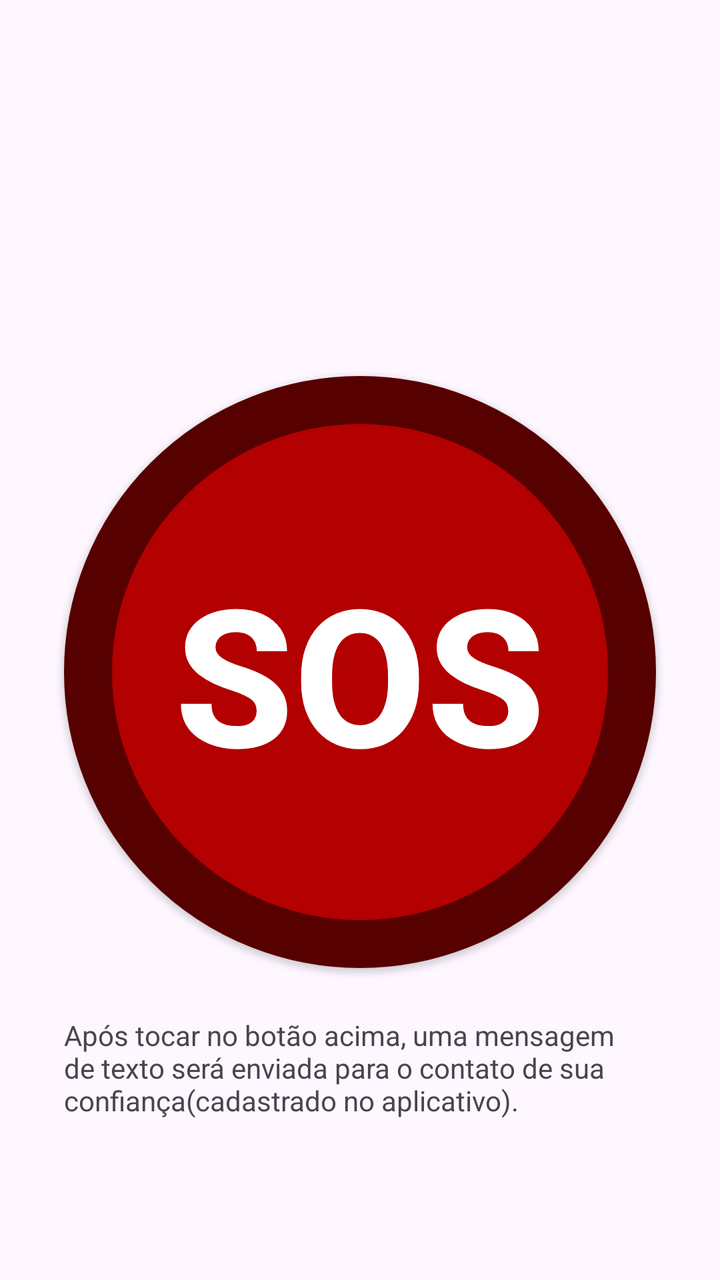
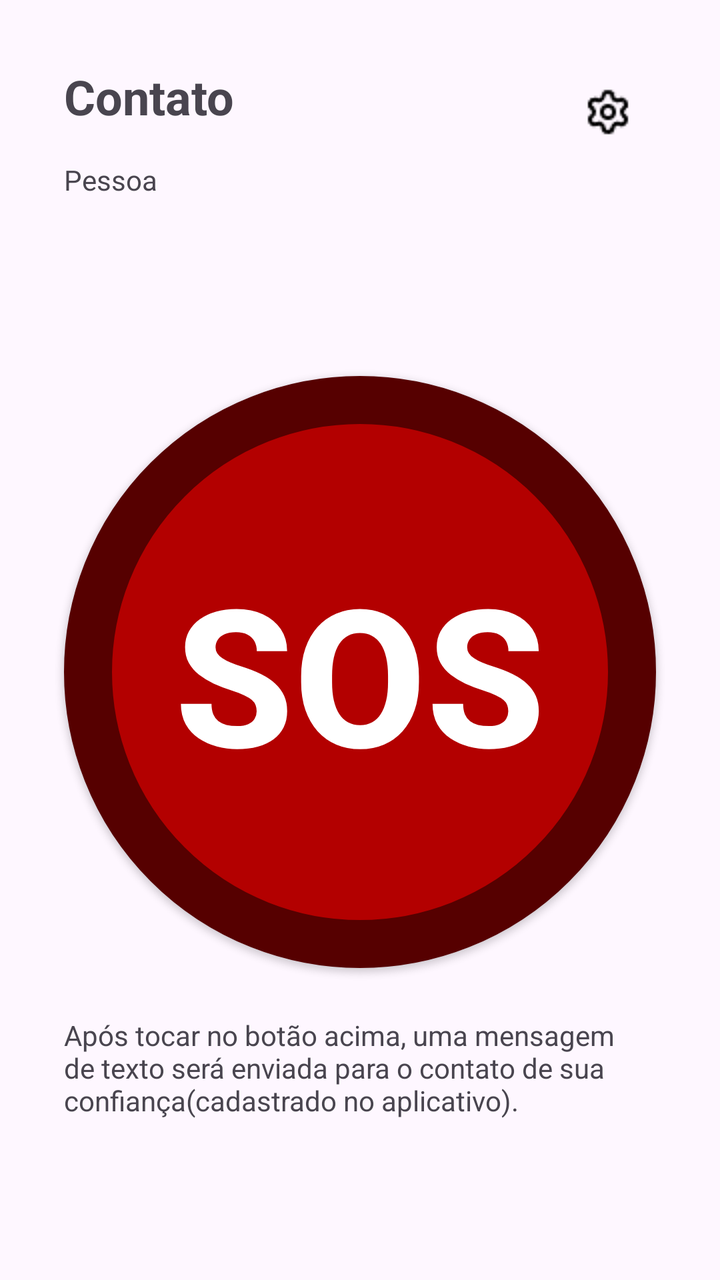

Screens rendered from an Android XML layout before and after an edit, with the pre-edit source and the edit as a unified diff.
<!-- AndroidManifest.xml: application theme Theme.GeoSOS -->
<!-- res/layout/activity_main.xml -->
<?xml version="1.0" encoding="utf-8"?>
<androidx.constraintlayout.widget.ConstraintLayout xmlns:android="http://schemas.android.com/apk/res/android"
    xmlns:app="http://schemas.android.com/apk/res-auto"
    xmlns:tools="http://schemas.android.com/tools"
    android:id="@+id/main"
    android:layout_width="match_parent"
    android:layout_height="match_parent"
    tools:context=".MainActivity">

    <androidx.appcompat.widget.AppCompatButton
        android:id="@+id/button"
        android:layout_width="0dp"
        android:layout_height="0dp"
        android:layout_marginStart="32dp"
        android:layout_marginTop="32dp"
        android:layout_marginEnd="32dp"
        android:background="@drawable/circle_button"
        android:text="SOS"
        android:textColor="@color/white"
        android:textSize="96sp"
        android:textStyle="bold"
        app:layout_constraintBottom_toBottomOf="parent"
        app:layout_constraintDimensionRatio="1:1"
        app:layout_constraintEnd_toEndOf="parent"
        app:layout_constraintStart_toStartOf="parent"
        app:layout_constraintTop_toTopOf="parent" />

    <TextView
        android:id="@+id/textView"
        android:layout_width="0dp"
        android:layout_height="wrap_content"
        android:layout_marginStart="32dp"
        android:layout_marginTop="24dp"
        android:layout_marginEnd="32dp"
        android:text="@string/hint_main"
        android:textAlignment="center"
        app:layout_constraintEnd_toEndOf="parent"
        app:layout_constraintStart_toStartOf="parent"
        app:layout_constraintTop_toBottomOf="@+id/button" />
</androidx.constraintlayout.widget.ConstraintLayout>
<!-- resources referenced by this layout -->
<resources>
  <color name="white">#FFFFFFFF</color>
  <!-- drawable circle_button (drawable) -->
  <?xml version="1.0" encoding="utf-8"?>
  <selector xmlns:android="http://schemas.android.com/apk/res/android">
      <item>
          <shape android:shape="oval">
              <solid android:color="#B30000"/>
              <stroke android:color="#560000" android:width="24dp"/>
          </shape>
      </item>
  </selector>
  <string name="hint_main">
          Após tocar no botão acima, uma mensagem de texto será
          enviada para o contato de sua confiança(cadastrado no aplicativo).
      </string>
  <style name="Theme.GeoSOS" parent="Base.Theme.GeoSOS" />
  <style name="Base.Theme.GeoSOS" parent="Theme.Material3.DayNight.NoActionBar">
          
          
      </style>
</resources>

<!-- the commit's change to res/layout/activity_main.xml (unified diff, before → after) -->
@@ -8,7 +8,7 @@
     tools:context=".MainActivity">
 
     <androidx.appcompat.widget.AppCompatButton
-        android:id="@+id/button"
+        android:id="@+id/buttonSos"
         android:layout_width="0dp"
         android:layout_height="0dp"
         android:layout_marginStart="32dp"
@@ -26,7 +26,7 @@
         app:layout_constraintTop_toTopOf="parent" />
 
     <TextView
-        android:id="@+id/textView"
+        android:id="@+id/textViewDescription"
         android:layout_width="0dp"
         android:layout_height="wrap_content"
         android:layout_marginStart="32dp"
@@ -36,5 +36,38 @@
         android:textAlignment="center"
         app:layout_constraintEnd_toEndOf="parent"
         app:layout_constraintStart_toStartOf="parent"
-        app:layout_constraintTop_toBottomOf="@+id/button" />
+        app:layout_constraintTop_toBottomOf="@+id/buttonSos" />
+
+    <ImageButton
+        android:id="@+id/imageButtonSetting"
+        android:layout_width="48dp"
+        android:layout_height="48dp"
+        android:layout_marginTop="32dp"
+        android:layout_marginEnd="32dp"
+        android:background="@null"
+        app:layout_constraintEnd_toEndOf="parent"
+        app:layout_constraintTop_toTopOf="parent"
+        app:srcCompat="@drawable/settings" />
+
+    <TextView
+        android:id="@+id/textViewContact"
+        android:layout_width="wrap_content"
+        android:layout_height="wrap_content"
+        android:layout_marginStart="32dp"
+        android:layout_marginTop="32dp"
+        android:text="@string/contact"
+        android:textSize="24sp"
+        android:textStyle="bold"
+        app:layout_constraintStart_toStartOf="parent"
+        app:layout_constraintTop_toTopOf="parent" />
+
+    <TextView
+        android:id="@+id/textViewContactName"
+        android:layout_width="wrap_content"
+        android:layout_height="wrap_content"
+        android:layout_marginStart="32dp"
+        android:layout_marginTop="16dp"
+        android:text="Pessoa"
+        app:layout_constraintStart_toStartOf="parent"
+        app:layout_constraintTop_toBottomOf="@+id/textViewContact" />
 </androidx.constraintlayout.widget.ConstraintLayout>
<!-- resource entries referenced after the edit -->
@@ -11,6 +11,8 @@
           </shape>
       </item>
   </selector>
+  <!-- drawable settings: png bitmap (drawable, 641 bytes) -->
+  <string name="contact">Contato</string>
   <string name="hint_main">
           Após tocar no botão acima, uma mensagem de texto será
           enviada para o contato de sua confiança(cadastrado no aplicativo).
